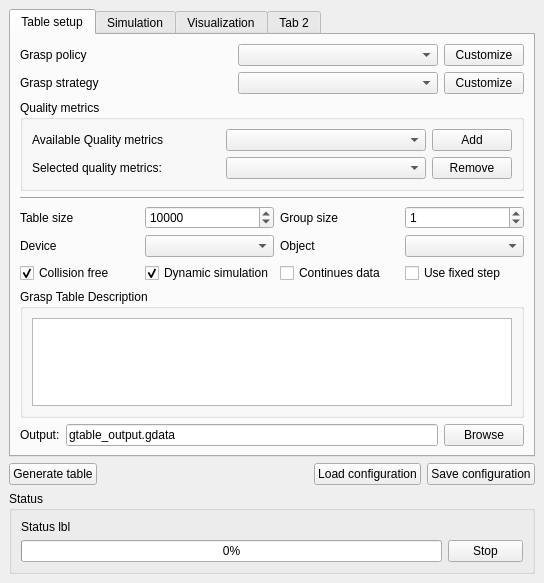
This is RobWorkSim/plugin/GraspTableGeneratorPlugin.ui in onier/RobWork as Qt 5 draws it before an edit. The edited form follows.
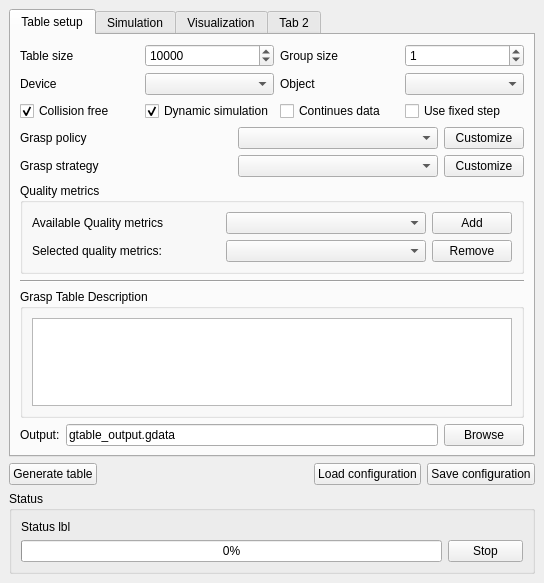
This is the edited form.

What changed in the file:
```diff
--- a/RobWorkSim/plugin/GraspTableGeneratorPlugin.ui
+++ b/RobWorkSim/plugin/GraspTableGeneratorPlugin.ui
@@ -28,186 +28,6 @@
         <string>Table setup</string>
        </attribute>
        <layout class="QVBoxLayout" name="verticalLayout_9">
-        <item>
-         <layout class="QHBoxLayout" name="horizontalLayout_4">
-          <item>
-           <widget class="QLabel" name="label_29">
-            <property name="text">
-             <string>Grasp policy</string>
-            </property>
-           </widget>
-          </item>
-          <item>
-           <spacer name="horizontalSpacer">
-            <property name="orientation">
-             <enum>Qt::Horizontal</enum>
-            </property>
-            <property name="sizeHint" stdset="0">
-             <size>
-              <width>40</width>
-              <height>20</height>
-             </size>
-            </property>
-           </spacer>
-          </item>
-          <item>
-           <widget class="QComboBox" name="_gPolicyBox">
-            <property name="minimumSize">
-             <size>
-              <width>200</width>
-              <height>0</height>
-             </size>
-            </property>
-           </widget>
-          </item>
-          <item>
-           <widget class="QPushButton" name="pushButton">
-            <property name="text">
-             <string>Customize</string>
-            </property>
-           </widget>
-          </item>
-         </layout>
-        </item>
-        <item>
-         <layout class="QHBoxLayout" name="horizontalLayout_5">
-          <item>
-           <widget class="QLabel" name="label_30">
-            <property name="text">
-             <string>Grasp strategy</string>
-            </property>
-           </widget>
-          </item>
-          <item>
-           <spacer name="horizontalSpacer_2">
-            <property name="orientation">
-             <enum>Qt::Horizontal</enum>
-            </property>
-            <property name="sizeHint" stdset="0">
-             <size>
-              <width>40</width>
-              <height>20</height>
-             </size>
-            </property>
-           </spacer>
-          </item>
-          <item>
-           <widget class="QComboBox" name="_gStrategyBox">
-            <property name="minimumSize">
-             <size>
-              <width>200</width>
-              <height>0</height>
-             </size>
-            </property>
-           </widget>
-          </item>
-          <item>
-           <widget class="QPushButton" name="pushButton_2">
-            <property name="text">
-             <string>Customize</string>
-            </property>
-           </widget>
-          </item>
-         </layout>
-        </item>
-        <item>
-         <widget class="QGroupBox" name="groupBox_6">
-          <property name="title">
-           <string>Quality metrics</string>
-          </property>
-          <layout class="QVBoxLayout" name="verticalLayout_8">
-           <item>
-            <layout class="QHBoxLayout" name="horizontalLayout_6">
-             <item>
-              <widget class="QLabel" name="label_31">
-               <property name="text">
-                <string>Available Quality metrics</string>
-               </property>
-              </widget>
-             </item>
-             <item>
-              <spacer name="horizontalSpacer_3">
-               <property name="orientation">
-                <enum>Qt::Horizontal</enum>
-               </property>
-               <property name="sizeHint" stdset="0">
-                <size>
-                 <width>40</width>
-                 <height>20</height>
-                </size>
-               </property>
-              </spacer>
-             </item>
-             <item>
-              <widget class="QComboBox" name="_qAvailMetricsBox">
-               <property name="minimumSize">
-                <size>
-                 <width>200</width>
-                 <height>0</height>
-                </size>
-               </property>
-              </widget>
-             </item>
-             <item>
-              <widget class="QPushButton" name="_addBtn">
-               <property name="text">
-                <string>Add</string>
-               </property>
-              </widget>
-             </item>
-            </layout>
-           </item>
-           <item>
-            <layout class="QHBoxLayout" name="horizontalLayout_11">
-             <item>
-              <widget class="QLabel" name="label_3">
-               <property name="text">
-                <string>Selected quality metrics:</string>
-               </property>
-              </widget>
-             </item>
-             <item>
-              <spacer name="horizontalSpacer_5">
-               <property name="orientation">
-                <enum>Qt::Horizontal</enum>
-               </property>
-               <property name="sizeHint" stdset="0">
-                <size>
-                 <width>40</width>
-                 <height>20</height>
-                </size>
-               </property>
-              </spacer>
-             </item>
-             <item>
-              <widget class="QComboBox" name="_qMetricsBox">
-               <property name="minimumSize">
-                <size>
-                 <width>200</width>
-                 <height>0</height>
-                </size>
-               </property>
-              </widget>
-             </item>
-             <item>
-              <widget class="QPushButton" name="_removeBtn">
-               <property name="text">
-                <string>Remove</string>
-               </property>
-              </widget>
-             </item>
-            </layout>
-           </item>
-          </layout>
-         </widget>
-        </item>
-        <item>
-         <widget class="Line" name="line">
-          <property name="orientation">
-           <enum>Qt::Horizontal</enum>
-          </property>
-         </widget>
-        </item>
         <item>
          <layout class="QGridLayout" name="gridLayout_3">
           <item row="0" column="0">
@@ -297,6 +117,186 @@
           </item>
          </layout>
         </item>
+        <item>
+         <layout class="QHBoxLayout" name="horizontalLayout_4">
+          <item>
+           <widget class="QLabel" name="label_29">
+            <property name="text">
+             <string>Grasp policy</string>
+            </property>
+           </widget>
+          </item>
+          <item>
+           <spacer name="horizontalSpacer">
+            <property name="orientation">
+             <enum>Qt::Horizontal</enum>
+            </property>
+            <property name="sizeHint" stdset="0">
+             <size>
+              <width>40</width>
+              <height>20</height>
+             </size>
+            </property>
+           </spacer>
+          </item>
+          <item>
+           <widget class="QComboBox" name="_gPolicyBox">
+            <property name="minimumSize">
+             <size>
+              <width>200</width>
+              <height>0</height>
+             </size>
+            </property>
+           </widget>
+          </item>
+          <item>
+           <widget class="QPushButton" name="pushButton">
+            <property name="text">
+             <string>Customize</string>
+            </property>
+           </widget>
+          </item>
+         </layout>
+        </item>
+        <item>
+         <layout class="QHBoxLayout" name="horizontalLayout_5">
+          <item>
+           <widget class="QLabel" name="label_30">
+            <property name="text">
+             <string>Grasp strategy</string>
+            </property>
+           </widget>
+          </item>
+          <item>
+           <spacer name="horizontalSpacer_2">
+            <property name="orientation">
+             <enum>Qt::Horizontal</enum>
+            </property>
+            <property name="sizeHint" stdset="0">
+             <size>
+              <width>40</width>
+              <height>20</height>
+             </size>
+            </property>
+           </spacer>
+          </item>
+          <item>
+           <widget class="QComboBox" name="_gStrategyBox">
+            <property name="minimumSize">
+             <size>
+              <width>200</width>
+              <height>0</height>
+             </size>
+            </property>
+           </widget>
+          </item>
+          <item>
+           <widget class="QPushButton" name="pushButton_2">
+            <property name="text">
+             <string>Customize</string>
+            </property>
+           </widget>
+          </item>
+         </layout>
+        </item>
+        <item>
+         <widget class="QGroupBox" name="groupBox_6">
+          <property name="title">
+           <string>Quality metrics</string>
+          </property>
+          <layout class="QVBoxLayout" name="verticalLayout_8">
+           <item>
+            <layout class="QHBoxLayout" name="horizontalLayout_6">
+             <item>
+              <widget class="QLabel" name="label_31">
+               <property name="text">
+                <string>Available Quality metrics</string>
+               </property>
+              </widget>
+             </item>
+             <item>
+              <spacer name="horizontalSpacer_3">
+               <property name="orientation">
+                <enum>Qt::Horizontal</enum>
+               </property>
+               <property name="sizeHint" stdset="0">
+                <size>
+                 <width>40</width>
+                 <height>20</height>
+                </size>
+               </property>
+              </spacer>
+             </item>
+             <item>
+              <widget class="QComboBox" name="_qAvailMetricsBox">
+               <property name="minimumSize">
+                <size>
+                 <width>200</width>
+                 <height>0</height>
+                </size>
+               </property>
+              </widget>
+             </item>
+             <item>
+              <widget class="QPushButton" name="_addBtn">
+               <property name="text">
+                <string>Add</string>
+               </property>
+              </widget>
+             </item>
+            </layout>
+           </item>
+           <item>
+            <layout class="QHBoxLayout" name="horizontalLayout_11">
+             <item>
+              <widget class="QLabel" name="label_3">
+               <property name="text">
+                <string>Selected quality metrics:</string>
+               </property>
+              </widget>
+             </item>
+             <item>
+              <spacer name="horizontalSpacer_5">
+               <property name="orientation">
+                <enum>Qt::Horizontal</enum>
+               </property>
+               <property name="sizeHint" stdset="0">
+                <size>
+                 <width>40</width>
+                 <height>20</height>
+                </size>
+               </property>
+              </spacer>
+             </item>
+             <item>
+              <widget class="QComboBox" name="_qMetricsBox">
+               <property name="minimumSize">
+                <size>
+                 <width>200</width>
+                 <height>0</height>
+                </size>
+               </property>
+              </widget>
+             </item>
+             <item>
+              <widget class="QPushButton" name="_removeBtn">
+               <property name="text">
+                <string>Remove</string>
+               </property>
+              </widget>
+             </item>
+            </layout>
+           </item>
+          </layout>
+         </widget>
+        </item>
+        <item>
+         <widget class="Line" name="line">
+          <property name="orientation">
+           <enum>Qt::Horizontal</enum>
+          </property>
+         </widget>
+        </item>
         <item>
          <widget class="QGroupBox" name="groupBox_8">
           <property name="title">
```
